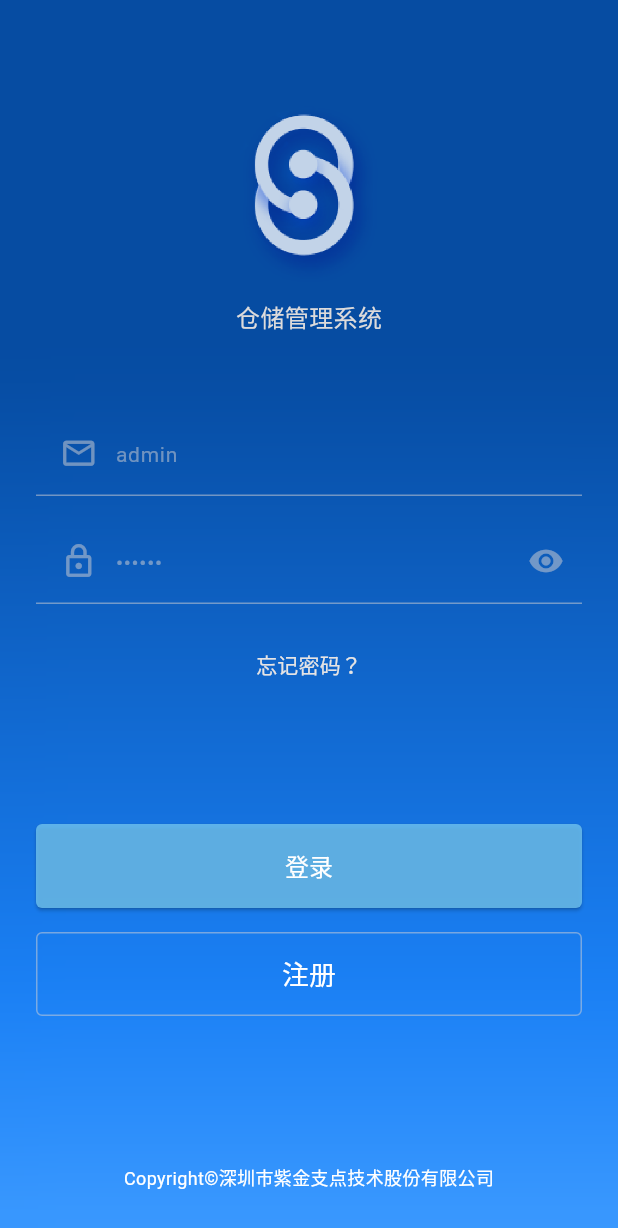
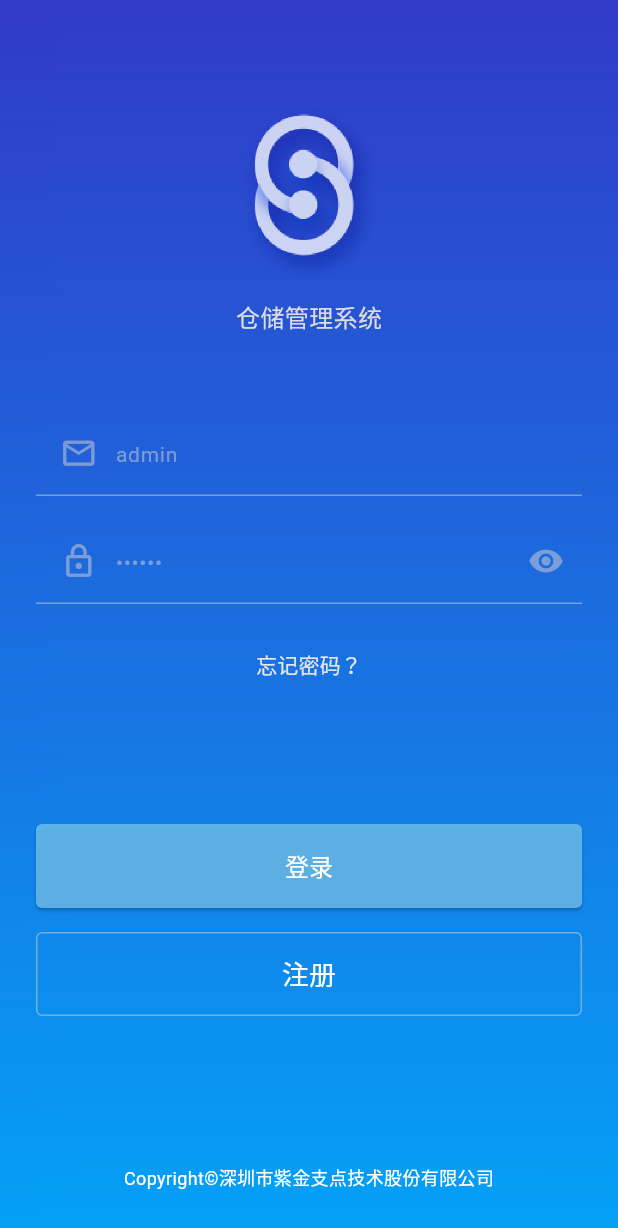
Before and after one commit to violet000/itms_mobile, a Flutter app: the screen it shows after launch, on a phone screen of 412 x 824 dp. Shown: the top 1228 px of the screen. Run offline on Flutter 3.47's test engine with Material 2 defaults, Android fonts, the phone set to English and light mode, and no system bars; our stand-ins replace convert, dio, flutter_svg; missing offline and left inert: sm_crypto; project files that could hold a hidden picture were left out.

Commit message:
fix (公共Scaffold): 修改公共Scaffold的背景渐变色

```diff
--- a/lib/presentation/pages/login/login_page.dart
+++ b/lib/presentation/pages/login/login_page.dart
@@ -19,7 +19,6 @@ class _LoginPageState extends State<LoginPage> {
   bool _obscurePassword = true;
   final _labelColor = const Color.fromARGB(255, 215, 211, 211).withOpacity(0.5);
   Service18082? _service;
-
 
   @override
   void initState() {
@@ -50,11 +49,13 @@ class _LoginPageState extends State<LoginPage> {
           begin: Alignment.topCenter,
           end: Alignment.bottomCenter,
           colors: [
-            Color.fromARGB(255, 6, 76, 162),
-            Color.fromARGB(255, 26, 128, 245),
-            Color.fromARGB(255, 60, 154, 255),
+            Color(0xFF313AC6), // 顶部 0%
+            Color(0xFF04A1F7), // 100%
           ],
-          stops: [0.3, 0.8, 1.0],
+          stops: [
+            0.0, // #313AC6
+            1.0, // #04A1F7
+          ],
         ),
       ),
     );
@@ -100,7 +101,7 @@ class _LoginPageState extends State<LoginPage> {
         color: Colors.transparent,
         border: Border(
           bottom: BorderSide(
-            color:  _labelColor,
+            color: _labelColor,
             width: 1,
           ),
         ),
@@ -141,7 +142,7 @@ class _LoginPageState extends State<LoginPage> {
         color: Colors.transparent,
         border: Border(
           bottom: BorderSide(
-            color:  _labelColor,
+            color: _labelColor,
             width: 1,
           ),
         ),
@@ -217,7 +218,8 @@ class _LoginPageState extends State<LoginPage> {
             child: ElevatedButton(
               onPressed: _isLoading ? null : _handleLogin,
               style: ElevatedButton.styleFrom(
-                backgroundColor: const Color.fromARGB(255, 112, 195, 240).withOpacity(0.8),
+                backgroundColor:
+                    const Color.fromARGB(255, 112, 195, 240).withOpacity(0.8),
                 shape: RoundedRectangleBorder(
                   borderRadius: BorderRadius.circular(4),
                 ),
@@ -342,7 +344,6 @@ class _LoginPageState extends State<LoginPage> {
 
   // 登录方法的实现
   Future<void> _handleLogin() async {
-
     setState(() {
       _isLoading = true;
     });
@@ -382,6 +383,5 @@ class _LoginPageState extends State<LoginPage> {
   // 注册方法的实现
   void _handleRegister() {
     context.showErrorMessage('暂时未开发');
-
   }
 }
```
Also changed, not shown: lib/presentation/widgets/common/page_scaffold.dart (+17 -11 lines).
